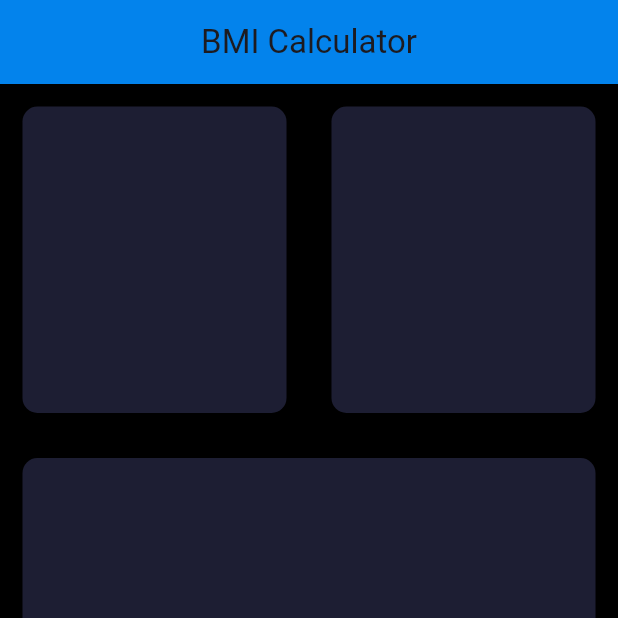
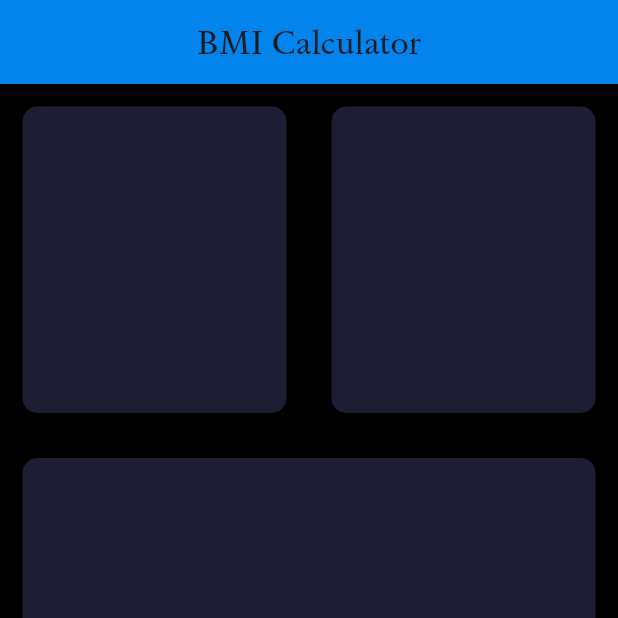
Before and after one commit to vimarshpandey/Flutter-Learning, a Flutter app: the screen it shows after launch, on a phone screen of 412 x 824 dp, the top half of it. Run offline on Flutter 3.47's test engine with Material 3 defaults, Android fonts, the phone set to English and light mode, and no system bars; our stand-ins replace audioplayers, rflutter_alert.

Commit message:
Font and App name added

```diff
--- a/bmi_calculator/lib/inputpage.dart
+++ b/bmi_calculator/lib/inputpage.dart
@@ -21,6 +21,7 @@ class _InputpageState extends State<Inputpage> {
         centerTitle: true,
         title: const Text(
           "BMI Calculator",
+          style: TextStyle(fontFamily: 'Sedan',),
         ),
       ),
       body: SafeArea(
--- a/bmi_calculator/pubspec.yaml
+++ b/bmi_calculator/pubspec.yaml
@@ -19,3 +19,7 @@ flutter:
   # assets:
   #   - images/a_dot_burr.jpeg
   #   - images/a_dot_ham.jpeg
+  fonts:
+    - family: Sedan
+      fonts:
+        - asset: fonts/Sedan-Regular.ttf
```
Also changed, not shown: bmi_calculator/fonts/Sedan-Regular.ttf (added).
